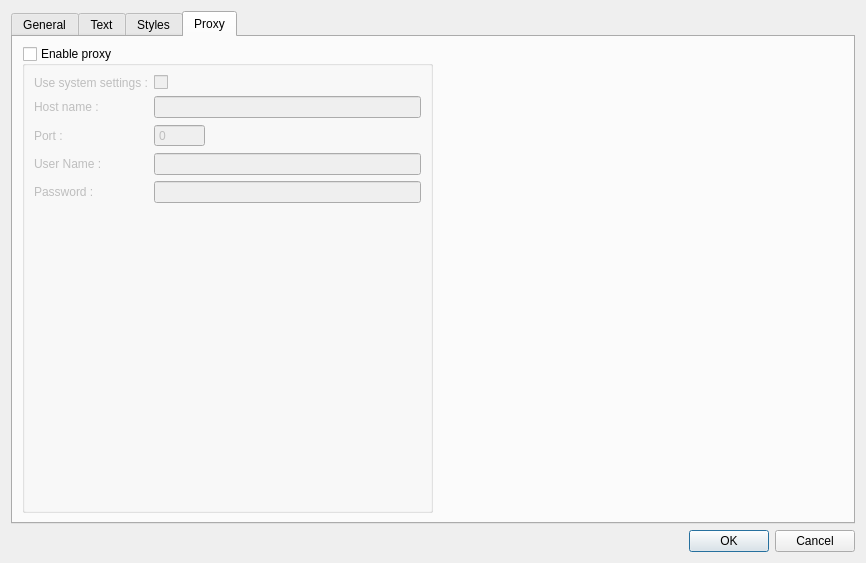
Old version of the form src/settingsdialog.ui in the repository inniyah/plume-creator.
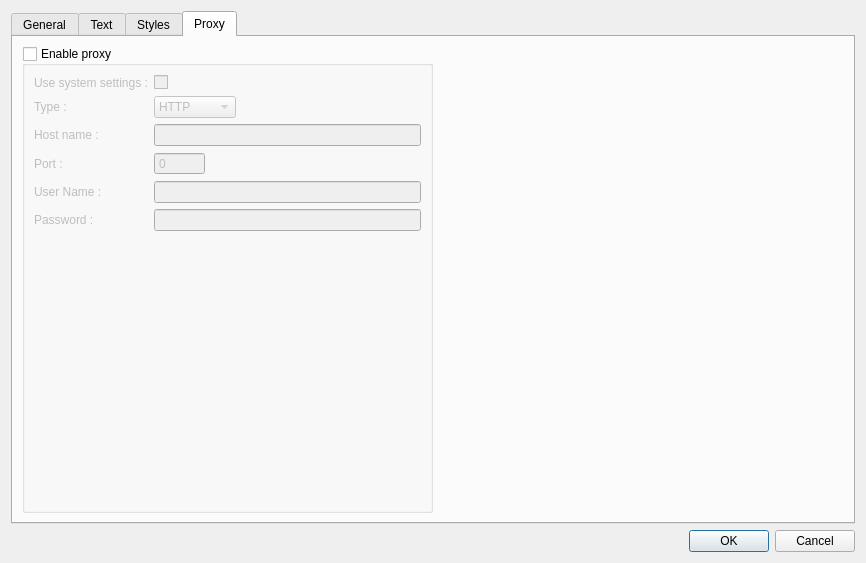
New version of the form. The open tabs and pages were chosen to show the change. Icons and pictures are not drawn.

Patch:
```diff
--- a/src/settingsdialog.ui
+++ b/src/settingsdialog.ui
@@ -734,41 +734,41 @@
             <property name="fieldGrowthPolicy">
              <enum>QFormLayout::ExpandingFieldsGrow</enum>
             </property>
-            <item row="1" column="0">
+            <item row="2" column="0">
              <widget class="QLabel" name="proxyHostNameLabel">
               <property name="text">
                <string>Host name :</string>
               </property>
              </widget>
             </item>
-            <item row="1" column="1">
+            <item row="2" column="1">
              <widget class="QLineEdit" name="proxyHostNameLineEdit"/>
             </item>
-            <item row="2" column="0">
+            <item row="3" column="0">
              <widget class="QLabel" name="proxyPortLabel">
               <property name="text">
                <string>Port :</string>
               </property>
              </widget>
             </item>
-            <item row="3" column="0">
+            <item row="4" column="0">
              <widget class="QLabel" name="proxyUserNameLabel">
               <property name="text">
                <string>User Name :</string>
               </property>
              </widget>
             </item>
-            <item row="3" column="1">
+            <item row="4" column="1">
              <widget class="QLineEdit" name="proxyUserNameLineEdit"/>
             </item>
-            <item row="4" column="0">
+            <item row="5" column="0">
              <widget class="QLabel" name="proxyPasswordLabel">
               <property name="text">
                <string>Password :</string>
               </property>
              </widget>
             </item>
-            <item row="4" column="1">
+            <item row="5" column="1">
              <widget class="QLineEdit" name="proxyPasswordLineEdit">
               <property name="inputMask">
                <string notr="true"/>
@@ -781,7 +781,7 @@
               </property>
              </widget>
             </item>
-            <item row="2" column="1">
+            <item row="3" column="1">
              <widget class="QDoubleSpinBox" name="proxyPortSpinBox">
               <property name="buttonSymbols">
                <enum>QAbstractSpinBox::NoButtons</enum>
@@ -804,6 +804,27 @@
             <item row="0" column="1">
              <widget class="QCheckBox" name="proxySystemSettingsCheckBox"/>
             </item>
+            <item row="1" column="0">
+             <widget class="QLabel" name="proxyTypeLabel">
+              <property name="text">
+               <string>Type :</string>
+              </property>
+             </widget>
+            </item>
+            <item row="1" column="1">
+             <widget class="QComboBox" name="proxyTypeComboBox">
+              <item>
+               <property name="text">
+                <string>HTTP</string>
+               </property>
+              </item>
+              <item>
+               <property name="text">
+                <string>SOCKS 5</string>
+               </property>
+              </item>
+             </widget>
+            </item>
            </layout>
           </item>
          </layout>
```
Left out of the diff: 90 changed lines with no effect on the pictures.
